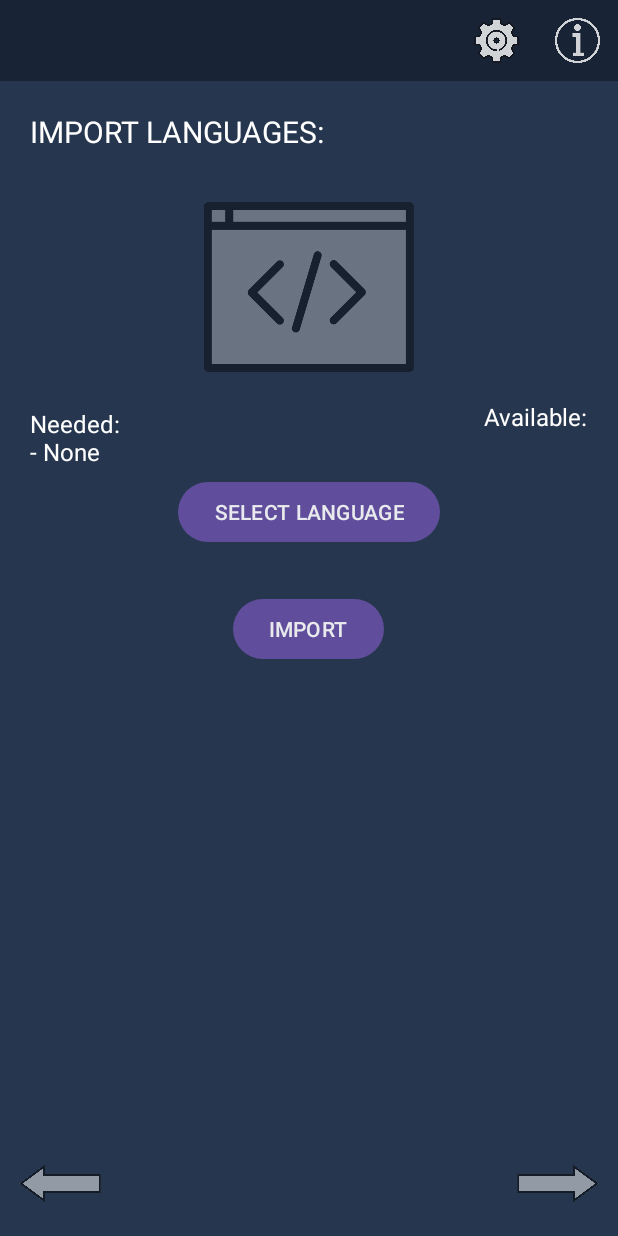
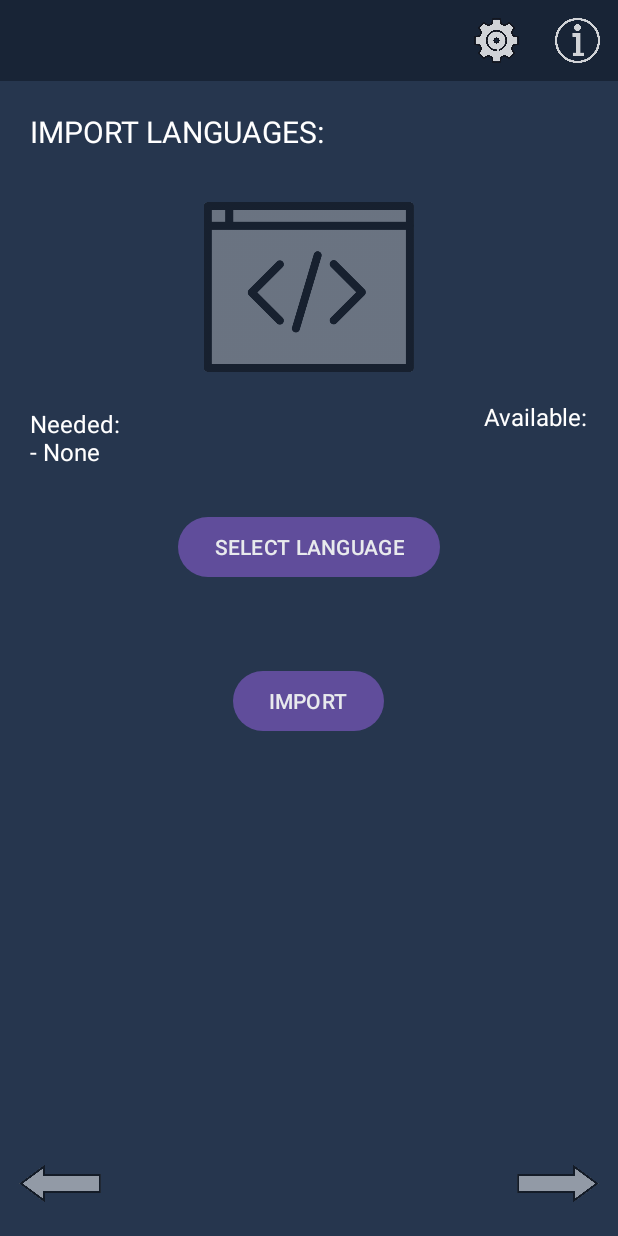
Before and after one commit to Iron16Bit/icp-app, an Android app: the MainActivity2 screen opened directly, with no data from a screen before it, on a phone screen of 412 x 824 dp. Run offline under Robolectric (Android 15) with nearby library versions, the phone set to English and light mode, and no system bars; network calls fail.

Commit message:
Updated interface

```diff
--- a/app/src/main/AndroidManifest.xml
+++ b/app/src/main/AndroidManifest.xml
@@ -11,7 +11,10 @@
     <uses-permission
         android:name="android.permission.MANAGE_EXTERNAL_STORAGE"
         tools:ignore="ScopedStorage" />
+    <uses-permission android:name="android.permission.FOREGROUND_SERVICE_SPECIAL_USE"/>
+    <uses-permission android:name="android.permission.FOREGROUND_SERVICE"/>
     <uses-permission android:name="android.permission.INTERNET" />
+    <uses-permission android:name="android.permission.POST_NOTIFICATIONS"/>
 
     <application
         android:allowBackup="true"
--- a/app/src/main/java/com/icp/icp_app/MainActivity3.kt
+++ b/app/src/main/java/com/icp/icp_app/MainActivity3.kt
@@ -1,7 +1,6 @@
 package com.icp.icp_app
 
 import android.Manifest
-import android.app.ActivityOptions
 import android.content.Intent
 import android.content.pm.PackageManager
 import android.net.Uri
@@ -85,7 +84,7 @@ class MainActivity3 : AppCompatActivity() {
         val server = Server()
         val startServer = findViewById<Button>(R.id.SHOW)
         startServer.setOnClickListener {
-            server.launch()
+            server.start()
             val url = "http://localhost:8080"
             val intent = Intent(
                 Intent.ACTION_VIEW,
--- a/app/src/main/res/layout/activity_languages.xml
+++ b/app/src/main/res/layout/activity_languages.xml
@@ -72,6 +72,12 @@
                 android:layout_below="@id/TitleLanguages"
                 android:src="@drawable/languages"/>
 
+            <RelativeLayout
+                android:id="@+id/LanguagesContainer"
+                android:layout_width="wrap_content"
+                android:layout_height="wrap_content"
+                android:layout_below="@id/ImageLanguages">
+
                 <TextView
                     android:id="@+id/AvailableLanguages"
                     android:layout_width="wrap_content"
@@ -79,7 +85,6 @@
                     android:layout_alignParentEnd="true"
                     android:layout_marginEnd="10dp"
                     android:layout_marginTop="5dp"
-                android:layout_below="@id/ImageLanguages"
                     android:textColor="@color/white"
                     android:textSize="16sp"
                     android:text="test"/>
@@ -88,7 +93,6 @@
                     android:id="@+id/NeededLanguages"
                     android:layout_width="wrap_content"
                     android:layout_height="wrap_content"
-                android:layout_below="@id/ImageLanguages"
                     android:layout_alignParentStart="true"
                     android:layout_marginStart="10dp"
                     android:layout_marginTop="10dp"
@@ -96,22 +100,33 @@
                     android:textSize="16sp"
                     android:text="test"/>
 
+            </RelativeLayout>
+
             <Button
                 android:id="@+id/SelectLanguage"
                 android:layout_width="wrap_content"
                 android:layout_height="wrap_content"
                 android:layout_centerHorizontal="true"
-                android:layout_below="@id/AvailableLanguages"
+                android:layout_below="@id/LanguagesContainer"
                 android:layout_marginTop="10dp"
                 android:alpha="0.9"
                 android:text="SELECT LANGUAGE"/>
+
+            <TextView
+                android:id="@+id/importInfo"
+                android:layout_width="wrap_content"
+                android:layout_height="wrap_content"
+                android:layout_centerHorizontal="true"
+                android:layout_below="@id/SelectLanguage"
+                android:textColor="@color/white"
+                android:textSize="18sp" />
 
             <Button
                 android:id="@+id/ImportLanguage"
                 android:layout_width="wrap_content"
                 android:layout_height="wrap_content"
                 android:layout_centerHorizontal="true"
-                android:layout_below="@id/SelectLanguage"
+                android:layout_below="@id/importInfo"
                 android:layout_marginTop="30dp"
                 android:alpha="0.9"
                 android:text="IMPORT"/>
```
Also changed, not shown: app/src/main/java/com/icp/icp_app/MainActivity.kt (+49 -9 lines), app/src/main/java/com/icp/icp_app/MainActivity2.kt (+10 -2 lines), app/src/main/java/com/icp/icp_app/PathUtil.kt (added, +96 -0 lines). Lines whose indentation alone changed are shown as unchanged.
